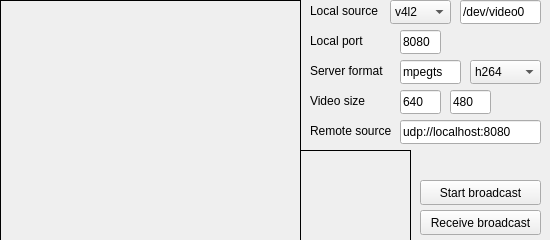
Before: the Qt Designer form mainwindow.ui in projedi/videochat, drawn with Qt 5.
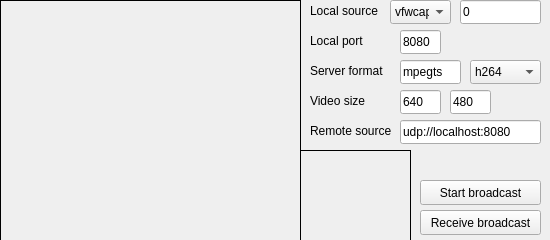
After: the same form once the commit is applied.

Diff of the .ui file:
```diff
--- a/mainwindow.ui
+++ b/mainwindow.ui
@@ -134,7 +134,7 @@
      </rect>
     </property>
     <property name="text">
-     <string>/dev/video0</string>
+     <string>0</string>
     </property>
    </widget>
    <widget class="QPushButton" name="pushButtonStartReceive">
@@ -254,6 +254,11 @@
       <height>24</height>
      </rect>
     </property>
+    <item>
+     <property name="text">
+      <string>vfwcap</string>
+     </property>
+    </item>
     <item>
      <property name="text">
       <string>v4l2</string>
```
Left out of the diff: 5 changed lines with no effect on the pictures.
